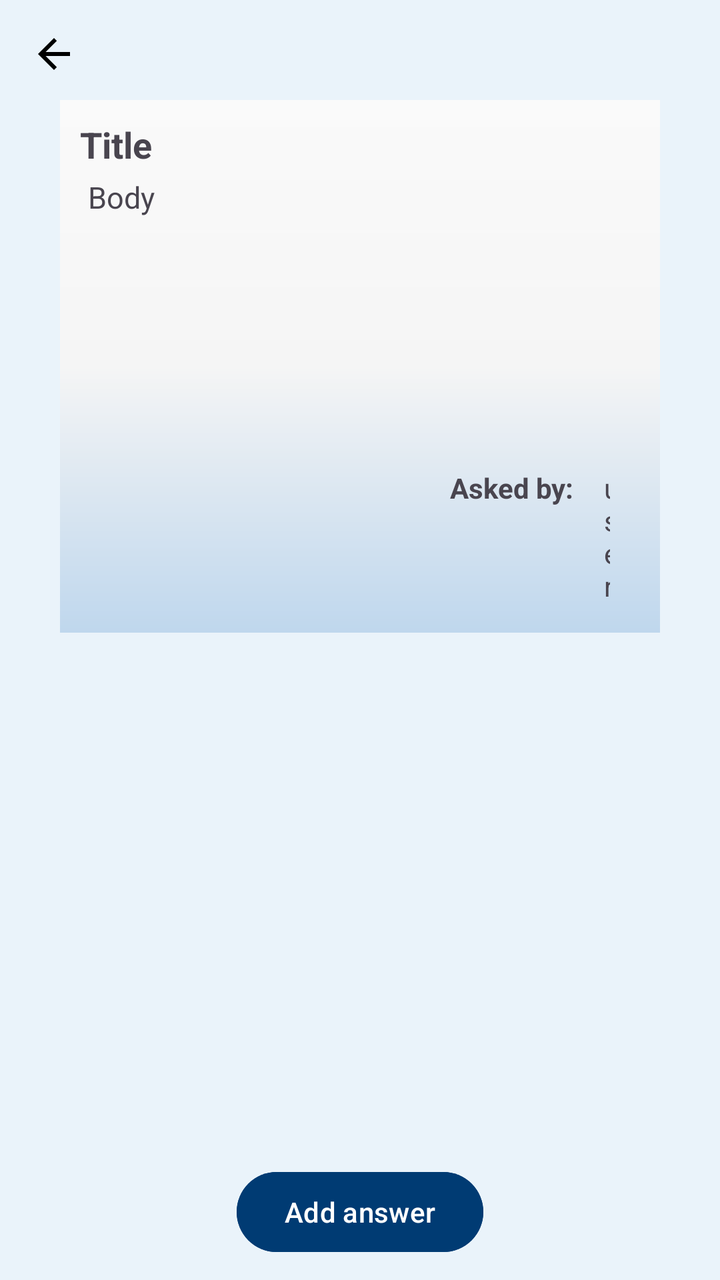
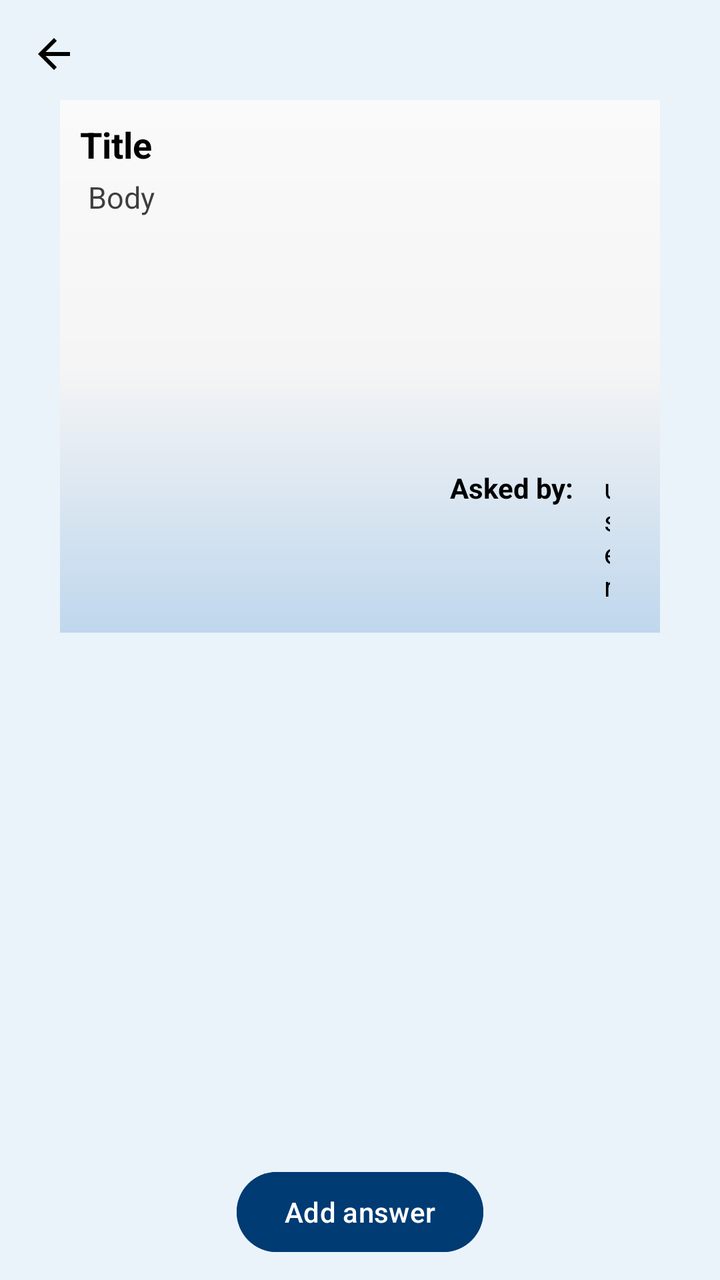

An Android layout rendered at two revisions. The XML below is the earlier revision; the diff shows what the commit changed to produce the second picture.
<!-- AndroidManifest.xml: application theme Theme.HappyPets -->
<!-- res/layout/activity_existing_question.xml -->
<?xml version="1.0" encoding="utf-8"?>
<RelativeLayout xmlns:android="http://schemas.android.com/apk/res/android"
    xmlns:tools="http://schemas.android.com/tools"
    android:layout_width="match_parent"
    android:layout_height="match_parent"
    android:background="@color/app_bg_color"
    tools:context=".Activities.ExistingQuestionActivity">

    <com.google.android.material.imageview.ShapeableImageView
        android:id="@+id/img_back_from_answer"
        android:layout_width="wrap_content"
        android:layout_height="wrap_content"
        android:layout_margin="15dp"
        android:src="@drawable/arrow_back_24" />

    <LinearLayout
        android:id="@+id/chosen_question"
        android:layout_width="match_parent"
        android:layout_height="wrap_content"
        android:layout_marginHorizontal="30dp"
        android:layout_marginTop="50dp"
        android:background="@drawable/grad_bg"
        android:orientation="vertical"
        android:padding="10dp">

        <com.google.android.material.textview.MaterialTextView
            android:id="@+id/actual_title"
            android:layout_width="match_parent"
            android:layout_height="wrap_content"
            android:textStyle="bold"
            android:text="Title"
            android:textSize="18sp" />

        <com.google.android.material.textview.MaterialTextView
            android:id="@+id/actual_body"
            android:layout_width="match_parent"
            android:layout_height="150dp"
            android:gravity="start"
            android:maxLines="6"
            android:padding="4dp"
            android:text="Body"
            android:textSize="15sp" />

        <LinearLayout
            android:layout_width="match_parent"
            android:layout_height="wrap_content"
            android:orientation="horizontal">

            <androidx.appcompat.widget.AppCompatImageView
                android:id="@+id/img_kind"
                android:layout_width="110dp"
                android:layout_height="72dp"
                android:layout_alignParentStart="true"
                android:layout_centerVertical="true" />

            <View
                android:layout_width="75dp"
                android:layout_height="match_parent" />

            <com.google.android.material.textview.MaterialTextView
                android:layout_width="wrap_content"
                android:layout_height="match_parent"
                android:textStyle="bold"
                android:text="Asked by:" />

            <com.google.android.material.textview.MaterialTextView
                android:id="@+id/tv_username"
                android:layout_width="wrap_content"
                android:layout_height="match_parent"
                android:layout_marginHorizontal="15dp"
                android:text="username" />

        </LinearLayout>

    </LinearLayout>

    <androidx.recyclerview.widget.RecyclerView
        android:id="@+id/recycle_answers"
        android:layout_width="match_parent"
        android:layout_height="wrap_content"
        android:layout_below="@id/chosen_question"
        android:layout_marginHorizontal="30dp"
        android:layout_marginTop="8dp"
        android:layout_marginBottom="70dp"
        android:background="@color/white"
        android:orientation="vertical"
        tools:listitem="@layout/answer_item" />

    <com.google.android.material.button.MaterialButton
        android:id="@+id/btn_add_answer"
        android:layout_width="wrap_content"
        android:layout_height="wrap_content"
        android:layout_alignParentBottom="true"
        android:layout_centerHorizontal="true"
        android:layout_marginBottom="10dp"
        android:backgroundTint="@color/logo_color"
        android:text="Add answer"/>

</RelativeLayout>
<!-- res/layout/answer_item.xml (included above) -->
<?xml version="1.0" encoding="utf-8"?>
<com.google.android.material.card.MaterialCardView xmlns:android="http://schemas.android.com/apk/res/android"
    xmlns:app="http://schemas.android.com/apk/res-auto"
    android:layout_width="match_parent"
    android:layout_height="wrap_content"
    android:layout_margin="4dp"
    android:orientation="horizontal"
    app:cardCornerRadius="16dp"
    app:cardElevation="6dp"
    android:keepScreenOn="true">

    <RelativeLayout
        android:layout_width="match_parent"
        android:layout_height="wrap_content"
        android:background="@drawable/grad_bg"
        android:padding="8dp">


        <com.google.android.material.textview.MaterialTextView
            android:id="@+id/txt_answer_title"
            android:layout_width="match_parent"
            android:layout_height="wrap_content"
            android:text="Title"
            android:textStyle="bold"
            android:textSize="18sp"
            android:layout_marginBottom="4dp"
            android:layout_alignParentStart="true" />


        <com.google.android.material.textview.MaterialTextView
            android:id="@+id/txt_answer_body"
            android:layout_width="match_parent"
            android:layout_height="wrap_content"
            android:layout_below="@id/txt_answer_title"
            android:text="Answer body text goes here."
            android:textSize="16sp"
            android:layout_marginBottom="8dp"
            android:layout_marginEnd="50dp" />


        <com.google.android.material.textview.MaterialTextView
            android:id="@+id/txt_answered_by"
            android:layout_width="wrap_content"
            android:layout_height="wrap_content"
            android:layout_alignParentEnd="true"
            android:layout_below="@id/txt_answer_body"
            android:text="Answered by: User"
            android:textSize="14sp"
            android:textColor="@android:color/darker_gray" />
    </RelativeLayout>

</com.google.android.material.card.MaterialCardView>
<!-- resources referenced by this layout -->
<resources>
  <color name="app_bg_color">#EAF3FA</color>
  <color name="logo_color">#003B73</color>
  <color name="white">#FFFFFFFF</color>
  <!-- drawable arrow_back_24 (drawable) -->
  <vector android:autoMirrored="true" android:height="24dp"
      android:tint="#000000" android:viewportHeight="24"
      android:viewportWidth="24" android:width="24dp" xmlns:android="http://schemas.android.com/apk/res/android">
      <path android:fillColor="@android:color/white" android:pathData="M20,11H7.83l5.59,-5.59L12,4l-8,8 8,8 1.41,-1.41L7.83,13H20v-2z"/>
  </vector>
  <!-- drawable grad_bg (drawable) -->
  <shape xmlns:android="http://schemas.android.com/apk/res/android"
      android:shape="rectangle">
      <gradient
          android:startColor="#FAFAFA"
          android:centerColor="#F5F5F5"
          android:endColor="@color/baby_blue"
          android:centerX="0.5"
          android:angle="270" />
  </shape>
  <style name="Theme.HappyPets" parent="Base.Theme.HappyPets" />
  <color name="baby_blue">#BFD7ED</color>
  <style name="Base.Theme.HappyPets" parent="Theme.Material3.DayNight.NoActionBar">
          <item name="colorPrimary">@color/app_bg_color</item>
  
      </style>
</resources>

<!-- the commit's change to res/layout/activity_existing_question.xml (unified diff, before → after) -->
@@ -27,18 +27,21 @@
             android:id="@+id/actual_title"
             android:layout_width="match_parent"
             android:layout_height="wrap_content"
-            android:textStyle="bold"
             android:text="Title"
-            android:textSize="18sp" />
+            android:textColor="@color/black"
+            android:textSize="18sp"
+            android:textStyle="bold" />
 
         <com.google.android.material.textview.MaterialTextView
             android:id="@+id/actual_body"
             android:layout_width="match_parent"
             android:layout_height="150dp"
+            android:alpha=".75"
             android:gravity="start"
             android:maxLines="6"
             android:padding="4dp"
             android:text="Body"
+            android:textColor="@color/black"
             android:textSize="15sp" />
 
         <LinearLayout
@@ -60,15 +63,17 @@
             <com.google.android.material.textview.MaterialTextView
                 android:layout_width="wrap_content"
                 android:layout_height="match_parent"
-                android:textStyle="bold"
-                android:text="Asked by:" />
+                android:text="Asked by:"
+                android:textColor="@color/black"
+                android:textStyle="bold" />
 
             <com.google.android.material.textview.MaterialTextView
                 android:id="@+id/tv_username"
                 android:layout_width="wrap_content"
                 android:layout_height="match_parent"
                 android:layout_marginHorizontal="15dp"
-                android:text="username" />
+                android:text="username"
+                android:textColor="@color/black" />
 
         </LinearLayout>
 
@@ -94,7 +99,8 @@
         android:layout_centerHorizontal="true"
         android:layout_marginBottom="10dp"
         android:backgroundTint="@color/logo_color"
-        android:text="Add answer"/>
+        android:text="Add answer"
+        android:textColor="@color/white" />
 
 </RelativeLayout>
 <!-- res/layout/answer_item.xml (included above) -->
@@ -104,10 +110,10 @@
     android:layout_width="match_parent"
     android:layout_height="wrap_content"
     android:layout_margin="4dp"
+    android:keepScreenOn="true"
     android:orientation="horizontal"
     app:cardCornerRadius="16dp"
-    app:cardElevation="6dp"
-    android:keepScreenOn="true">
+    app:cardElevation="6dp">
 
     <RelativeLayout
         android:layout_width="match_parent"
@@ -120,11 +126,12 @@
             android:id="@+id/txt_answer_title"
             android:layout_width="match_parent"
             android:layout_height="wrap_content"
+            android:layout_alignParentStart="true"
+            android:layout_marginBottom="4dp"
             android:text="Title"
-            android:textStyle="bold"
+            android:textColor="@color/black"
             android:textSize="18sp"
-            android:layout_marginBottom="4dp"
-            android:layout_alignParentStart="true" />
+            android:textStyle="bold" />
 
 
         <com.google.android.material.textview.MaterialTextView
@@ -132,21 +139,23 @@
             android:layout_width="match_parent"
             android:layout_height="wrap_content"
             android:layout_below="@id/txt_answer_title"
+            android:layout_marginEnd="50dp"
+            android:layout_marginBottom="8dp"
+            android:textColor="@color/black"
             android:text="Answer body text goes here."
-            android:textSize="16sp"
-            android:layout_marginBottom="8dp"
-            android:layout_marginEnd="50dp" />
+            android:textSize="16sp" />
 
 
         <com.google.android.material.textview.MaterialTextView
             android:id="@+id/txt_answered_by"
             android:layout_width="wrap_content"
             android:layout_height="wrap_content"
+            android:layout_below="@id/txt_answer_body"
             android:layout_alignParentEnd="true"
-            android:layout_below="@id/txt_answer_body"
             android:text="Answered by: User"
-            android:textSize="14sp"
-            android:textColor="@android:color/darker_gray" />
+            android:textColor="@color/black"
+            android:alpha=".45"
+            android:textSize="14sp" />
     </RelativeLayout>
 
 </com.google.android.material.card.MaterialCardView>
<!-- resource entries referenced after the edit -->
@@ -1,6 +1,7 @@
 <!-- resources referenced by this layout -->
 <resources>
   <color name="app_bg_color">#EAF3FA</color>
+  <color name="black">#FF000000</color>
   <color name="logo_color">#003B73</color>
   <color name="white">#FFFFFFFF</color>
   <!-- drawable arrow_back_24 (drawable) -->
